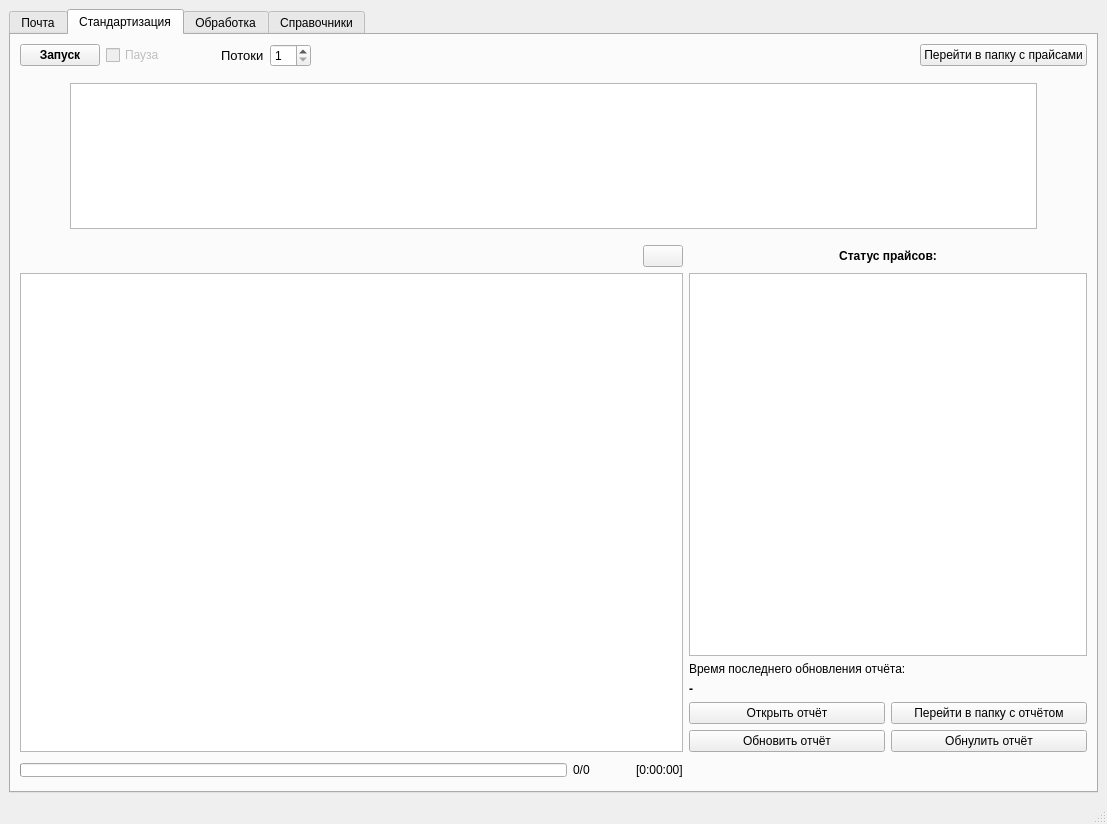
Before: the Qt Designer form price_processing_2.ui in tmptr1/price_processing, drawn with Qt 5.
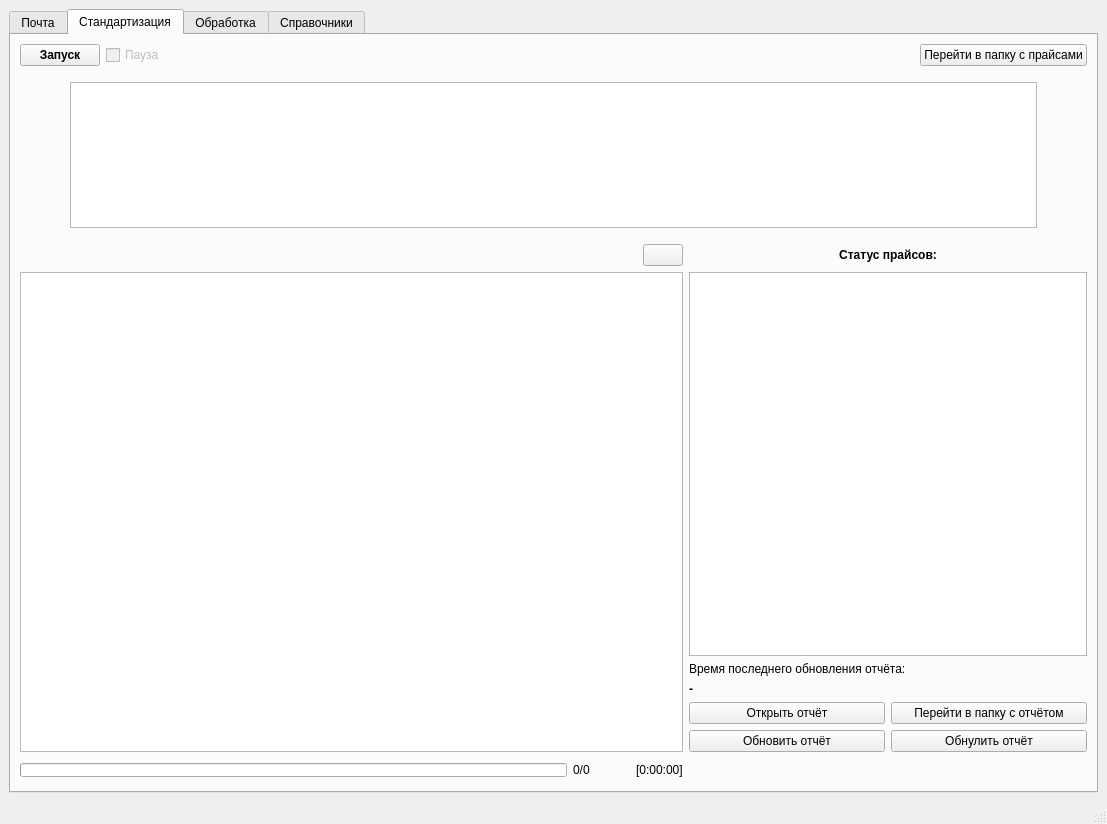
After: the same form once the commit is applied. The open tabs and pages were chosen to show the change. Icons and pictures are not drawn.

Diff of the .ui file:
```diff
--- a/price_processing_2.ui
+++ b/price_processing_2.ui
@@ -321,44 +321,6 @@
               </property>
              </widget>
             </item>
-            <item>
-             <spacer name="horizontalSpacer_11">
-              <property name="orientation">
-               <enum>Qt::Orientation::Horizontal</enum>
-              </property>
-              <property name="sizeType">
-               <enum>QSizePolicy::Policy::Minimum</enum>
-              </property>
-              <property name="sizeHint" stdset="0">
-               <size>
-                <width>50</width>
-                <height>20</height>
-               </size>
-              </property>
-             </spacer>
-            </item>
-            <item>
-             <widget class="QLabel" name="ThreadLabel_1">
-              <property name="font">
-               <font>
-                <pointsize>10</pointsize>
-               </font>
-              </property>
-              <property name="text">
-               <string>Потоки</string>
-              </property>
-             </widget>
-            </item>
-            <item>
-             <widget class="QSpinBox" name="ThreadSpinBox">
-              <property name="minimum">
-               <number>1</number>
-              </property>
-              <property name="maximum">
-               <number>10</number>
-              </property>
-             </widget>
-            </item>
             <item>
              <spacer name="horizontalSpacer_5">
               <property name="orientation">
```
Left out of the diff: 14 changed lines with no effect on the pictures.
